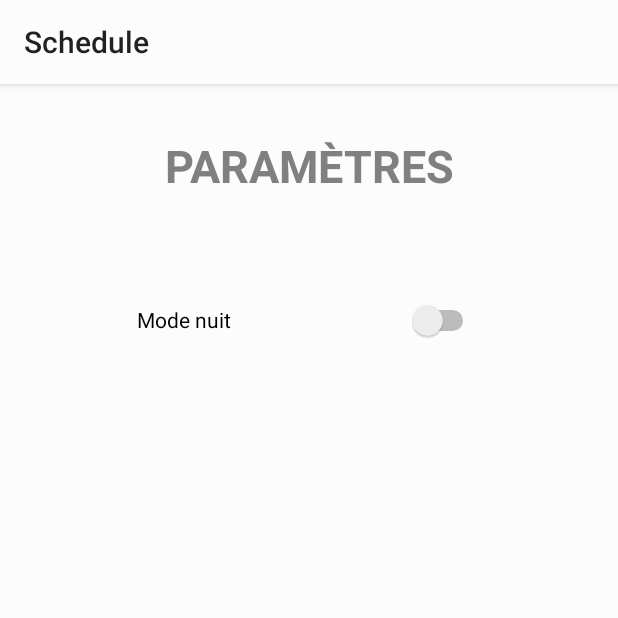
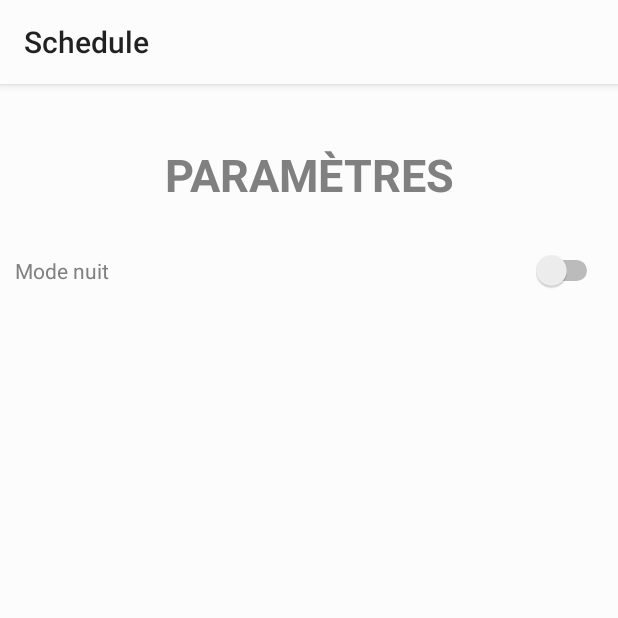
Before and after one commit to AlexandreBarde/ScheduleMobile, an Android app: the SettingsActivity screen opened directly, with no data from a screen before it, on a phone screen of 412 x 824 dp, the top half of it. Run offline under Robolectric (Android 15) with nearby library versions, the phone set to English and light mode, and no system bars.

Commit message:
retour vue parent + front settings

```diff
--- a/Schedule/app/src/main/res/layout/activity_settings_activitty.xml
+++ b/Schedule/app/src/main/res/layout/activity_settings_activitty.xml
@@ -6,30 +6,38 @@
     android:layout_height="match_parent"
     tools:context=".SettingsActivity">
 
+    <LinearLayout
+        android:layout_width="match_parent"
+        android:layout_height="wrap_content"
+        android:orientation="vertical"
+        tools:layout_editor_absoluteX="0"
+        tools:layout_editor_absoluteY="0"
+        android:padding="10dp"
+        >
+
         <TextView
             android:id="@+id/textView3"
-        android:layout_width="228dp"
-        android:layout_height="44dp"
+            android:layout_width="match_parent"
+            android:layout_height="wrap_content"
             android:text="Paramètres"
             android:textAlignment="center"
             android:textAllCaps="true"
             android:textSize="30sp"
             android:textStyle="bold"
-        app:layout_constraintBottom_toBottomOf="parent"
-        app:layout_constraintEnd_toEndOf="parent"
-        app:layout_constraintStart_toStartOf="parent"
-        app:layout_constraintTop_toTopOf="parent"
-        app:layout_constraintVertical_bias="0.047" />
+            android:layout_marginTop="30dp"
+            android:layout_marginBottom="30dp"
+            />
 
         <Switch
             android:id="@+id/switch_mode"
-        android:layout_width="228dp"
-        android:layout_height="44dp"
+            style="@style/AppTheme"
+            android:layout_width="match_parent"
+            android:layout_height="wrap_content"
             android:text="Mode nuit"
-        app:layout_constraintBottom_toBottomOf="parent"
-        app:layout_constraintEnd_toEndOf="parent"
-        app:layout_constraintHorizontal_bias="0.498"
-        app:layout_constraintStart_toStartOf="parent"
-        app:layout_constraintTop_toTopOf="parent"
-        app:layout_constraintVertical_bias="0.187" />
+            tools:layout_editor_absoluteX="-2dp"
+            tools:layout_editor_absoluteY="176dp" />
+
+    </LinearLayout>
+
+
 </androidx.constraintlayout.widget.ConstraintLayout>
```
Also changed, not shown: Schedule/app/src/main/java/fr/ynov/schedule/Activity_gestion_des_taches.java (+14 -0 lines), Schedule/app/src/main/java/fr/ynov/schedule/ListAlarmClock.java (+14 -0 lines). Lines whose indentation alone changed are shown as unchanged.
